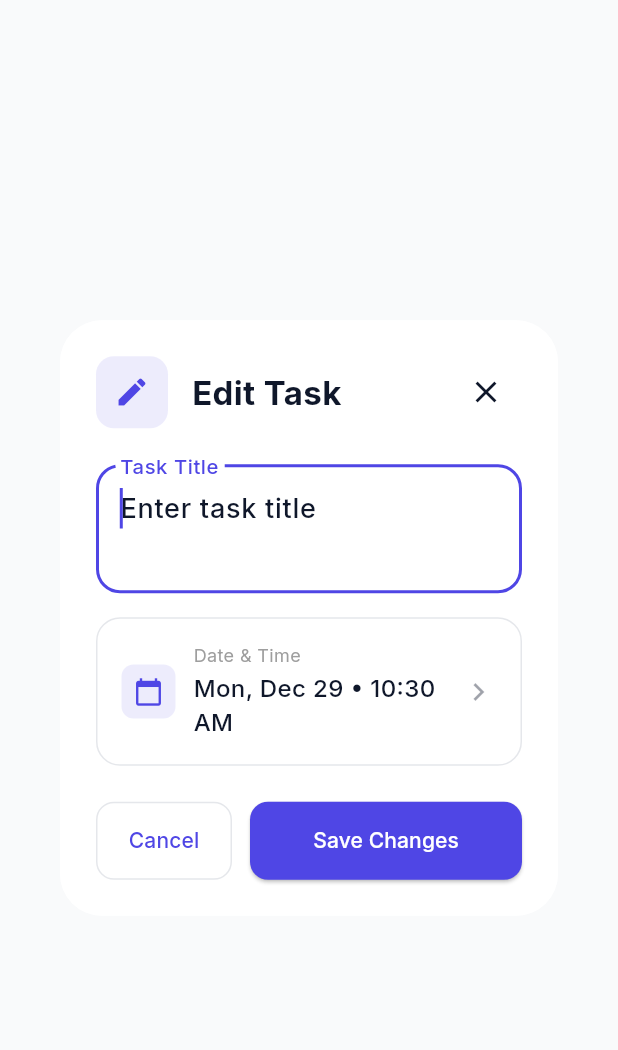
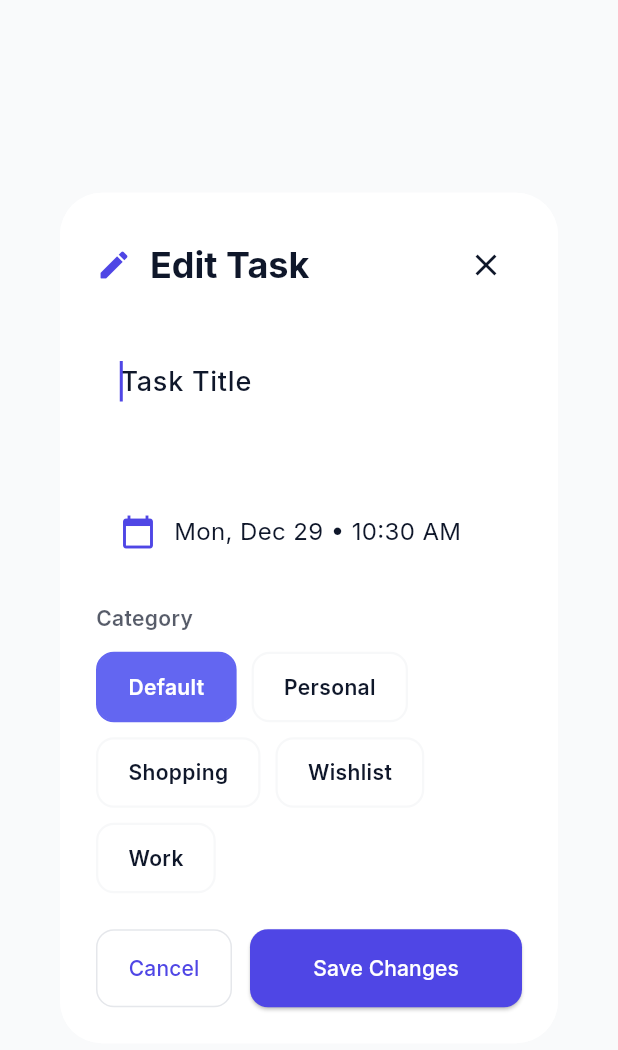
Before and after one commit to haddadiheb1/JustSayIt, a Flutter app: the TaskEditDialog widget shown alone on an empty page, opened directly with empty values, on a phone screen of 412 x 824 dp. Shown: the top 1050 px of the screen. Run offline on Flutter 3.47's test engine with Material 3 defaults, Android fonts, the light colour scheme and no system bars; our stand-ins replace flutter_animate, flutter_local_notifications, flutter_riverpod, freezed_annotation, gap, google_fonts and 7 more; accounts and stored records are empty; generated files the repository leaves out were written again.

Commit message:
feat: Implement task management with new repository, Riverpod providers, and associated UI widgets.

```diff
--- a/lib/data/repositories/task_repository_impl.dart
+++ b/lib/data/repositories/task_repository_impl.dart
@@ -1,6 +1,7 @@
 import 'package:just_say_it/data/datasources/local_task_datasource.dart';
 import 'package:just_say_it/data/models/task_model.dart';
 import 'package:just_say_it/domain/entities/task.dart';
+import 'package:just_say_it/domain/entities/task_category.dart';
 import 'package:just_say_it/domain/repositories/task_repository.dart';
 import 'package:just_say_it/core/utils/notification_service.dart';
 import 'package:flutter_riverpod/flutter_riverpod.dart';
@@ -35,8 +36,13 @@ class TaskRepositoryImpl implements TaskRepository {
   }
 
   @override
-  Future<void> addTask(String title, DateTime dateTime) async {
-    final model = TaskModel.create(title: title, scheduledDate: dateTime);
+  Future<void> addTask(String title, DateTime dateTime,
+      {TaskCategory? category}) async {
+    final model = TaskModel.create(
+      title: title,
+      scheduledDate: dateTime,
+      category: category ?? TaskCategory.defaultCategory,
+    );
     await _dataSource.addTask(model);
 
     // Schedule reminders (10 min before and 10 min after)
--- a/lib/domain/repositories/task_repository.dart
+++ b/lib/domain/repositories/task_repository.dart
@@ -1,10 +1,12 @@
 import 'package:just_say_it/domain/entities/task.dart';
+import 'package:just_say_it/domain/entities/task_category.dart';
 
 abstract class TaskRepository {
   Future<void> init();
   Future<List<Task>> getTasks();
   Stream<List<Task>> watchTasks();
-  Future<void> addTask(String title, DateTime dateTime);
+  Future<void> addTask(String title, DateTime dateTime,
+      {TaskCategory? category});
   Future<void> updateTask(Task task);
   Future<void> deleteTask(String id);
   Future<void> toggleTaskCompletion(Task task);
--- a/lib/presentation/providers/task_provider.dart
+++ b/lib/presentation/providers/task_provider.dart
@@ -1,6 +1,7 @@
 import 'package:riverpod_annotation/riverpod_annotation.dart';
 import 'package:flutter_riverpod/flutter_riverpod.dart';
 import 'package:just_say_it/domain/entities/task.dart';
+import 'package:just_say_it/domain/entities/task_category.dart';
 import 'package:just_say_it/data/repositories/task_repository_impl.dart';
 
 part 'task_provider.g.dart';
@@ -23,9 +24,10 @@ Future<void> addTask(
   Ref ref, {
   required String title,
   required DateTime date,
+  TaskCategory? category,
 }) async {
   final repository = ref.read(taskRepositoryProvider);
-  await repository.addTask(title, date);
+  await repository.addTask(title, date, category: category);
 }
 
 @riverpod
--- a/lib/presentation/widgets/task_edit_dialog.dart
+++ b/lib/presentation/widgets/task_edit_dialog.dart
@@ -2,6 +2,7 @@ import 'package:flutter/material.dart';
 import 'package:flutter_riverpod/flutter_riverpod.dart';
 import 'package:intl/intl.dart';
 import 'package:just_say_it/domain/entities/task.dart';
+import 'package:just_say_it/domain/entities/task_category.dart';
 import 'package:just_say_it/presentation/providers/task_provider.dart';
 
 class TaskEditDialog extends ConsumerStatefulWidget {
@@ -16,12 +17,14 @@ class TaskEditDialog extends ConsumerStatefulWidget {
 class _TaskEditDialogState extends ConsumerState<TaskEditDialog> {
   late TextEditingController _titleController;
   late DateTime _selectedDate;
+  late TaskCategory _selectedCategory;
 
   @override
   void initState() {
     super.initState();
     _titleController = TextEditingController(text: widget.task.title);
     _selectedDate = widget.task.scheduledDate;
+    _selectedCategory = widget.task.category;
   }
 
   @override
@@ -73,11 +76,15 @@ class _TaskEditDialogState extends ConsumerState<TaskEditDialog> {
             child: Opacity(
               opacity: value,
               child: Container(
-                padding: const EdgeInsets.all(24),
+                padding: EdgeInsets.only(
+                  bottom: MediaQuery.of(context).viewInsets.bottom,
+                ),
                 decoration: BoxDecoration(
                   color: Theme.of(context).colorScheme.surface,
                   borderRadius: BorderRadius.circular(28),
                 ),
+                child: SingleChildScrollView(
+                  padding: const EdgeInsets.all(24),
                   child: Column(
                     mainAxisSize: MainAxisSize.min,
                     crossAxisAlignment: CrossAxisAlignment.stretch,
@@ -85,35 +92,32 @@ class _TaskEditDialogState extends ConsumerState<TaskEditDialog> {
                       // Header
                       Row(
                         children: [
-                        Container(
-                          padding: const EdgeInsets.all(12),
-                          decoration: BoxDecoration(
-                            color: Theme.of(context)
-                                .colorScheme
-                                .primary
-                                .withValues(alpha: 0.1),
-                            borderRadius: BorderRadius.circular(12),
-                          ),
-                          child: Icon(
-                            Icons.edit,
+                          Icon(
+                            Icons.edit_rounded,
                             color: Theme.of(context).colorScheme.primary,
                             size: 24,
                           ),
-                        ),
-                        const SizedBox(width: 16),
+                          const SizedBox(width: 12),
                           Expanded(
                             child: Text(
                               'Edit Task',
-                            style: TextStyle(
-                              fontSize: 22,
+                              style: Theme.of(context)
+                                  .textTheme
+                                  .titleLarge
+                                  ?.copyWith(
                                     fontWeight: FontWeight.bold,
-                              color: Theme.of(context).colorScheme.onSurface,
                                   ),
                             ),
                           ),
                           IconButton(
                             onPressed: () => Navigator.pop(context),
                             icon: const Icon(Icons.close),
+                            style: IconButton.styleFrom(
+                              backgroundColor: Theme.of(context)
+                                  .colorScheme
+                                  .surface
+                                  .withValues(alpha: 0.5),
+                            ),
                           ),
                         ],
                       ),
@@ -123,10 +127,10 @@ class _TaskEditDialogState extends ConsumerState<TaskEditDialog> {
                       TextField(
                         controller: _titleController,
                         decoration: InputDecoration(
-                        labelText: 'Task Title',
-                        hintText: 'Enter task title',
+                          hintText: 'Task Title',
                           border: OutlineInputBorder(
-                          borderRadius: BorderRadius.circular(16),
+                            borderRadius: BorderRadius.circular(12),
+                            borderSide: BorderSide.none,
                           ),
                           filled: true,
                           fillColor: Theme.of(context)
@@ -142,7 +146,7 @@ class _TaskEditDialogState extends ConsumerState<TaskEditDialog> {
                       // Date & Time picker
                       InkWell(
                         onTap: _pickDate,
-                      borderRadius: BorderRadius.circular(16),
+                        borderRadius: BorderRadius.circular(12),
                         child: Container(
                           padding: const EdgeInsets.all(16),
                           decoration: BoxDecoration(
@@ -150,59 +154,85 @@ class _TaskEditDialogState extends ConsumerState<TaskEditDialog> {
                                 .colorScheme
                                 .surface
                                 .withValues(alpha: 0.5),
-                          borderRadius: BorderRadius.circular(16),
-                          border:
-                              Border.all(color: Theme.of(context).dividerColor),
+                            borderRadius: BorderRadius.circular(12),
                           ),
                           child: Row(
                             children: [
-                            Container(
-                              padding: const EdgeInsets.all(8),
-                              decoration: BoxDecoration(
-                                color: Theme.of(context)
-                                    .colorScheme
-                                    .primary
-                                    .withValues(alpha: 0.1),
-                                borderRadius: BorderRadius.circular(8),
-                              ),
-                              child: Icon(
+                              Icon(
                                 Icons.calendar_today,
                                 color: Theme.of(context).colorScheme.primary,
-                                size: 20,
-                              ),
                               ),
                               const SizedBox(width: 12),
-                            Expanded(
-                              child: Column(
-                                crossAxisAlignment: CrossAxisAlignment.start,
-                                children: [
-                                  const Text(
-                                    'Date & Time',
-                                    style: TextStyle(
-                                      fontSize: 12,
-                                      color: Colors.grey,
-                                    ),
-                                  ),
-                                  const SizedBox(height: 2),
                               Text(
                                 DateFormat('EEE, MMM d • h:mm a')
                                     .format(_selectedDate),
-                                    style: const TextStyle(
-                                      fontSize: 16,
-                                      fontWeight: FontWeight.w500,
-                                    ),
+                                style: const TextStyle(fontSize: 16),
                               ),
                             ],
                           ),
                         ),
-                            Icon(Icons.chevron_right,
+                      ),
+                      const SizedBox(height: 20),
+
+                      // Category Selector
+                      Text(
+                        'Category',
+                        style: TextStyle(
+                          fontSize: 14,
+                          fontWeight: FontWeight.w600,
                           color: Theme.of(context)
                               .colorScheme
                               .onSurface
-                                    .withValues(alpha: 0.4)),
-                          ],
+                              .withValues(alpha: 0.7),
                         ),
                       ),
+                      const SizedBox(height: 12),
+                      Wrap(
+                        spacing: 10,
+                        runSpacing: 10,
+                        children: TaskCategory.values.map((category) {
+                          final isSelected = _selectedCategory == category;
+                          return InkWell(
+                            onTap: () {
+                              setState(() {
+                                _selectedCategory = category;
+                              });
+                            },
+                            borderRadius: BorderRadius.circular(12),
+                            child: AnimatedContainer(
+                              duration: const Duration(milliseconds: 200),
+                              padding: const EdgeInsets.symmetric(
+                                  horizontal: 20, vertical: 12),
+                              decoration: BoxDecoration(
+                                color: isSelected
+                                    ? Color(category.colorValue)
+                                    : Theme.of(context)
+                                        .colorScheme
+                                        .surface
+                                        .withValues(alpha: 0.5),
+                                borderRadius: BorderRadius.circular(12),
+                                border: Border.all(
+                                  color: isSelected
+                                      ? Color(category.colorValue)
+                                      : Theme.of(context)
+                                          .dividerColor
+                                          .withValues(alpha: 0.3),
+                                  width: 1.5,
+                                ),
+                              ),
+                              child: Text(
+                                category.displayName,
+                                style: TextStyle(
+                                  fontSize: 14,
+                                  fontWeight: FontWeight.w600,
+                                  color: isSelected
+                                      ? Colors.white
+                                      : Theme.of(context).colorScheme.onSurface,
+                                ),
+                              ),
+                            ),
+                          );
+                        }).toList(),
                       ),
                       const SizedBox(height: 24),
 
@@ -213,7 +243,8 @@ class _TaskEditDialogState extends ConsumerState<TaskEditDialog> {
                             child: OutlinedButton(
                               onPressed: () => Navigator.pop(context),
                               style: OutlinedButton.styleFrom(
-                              padding: const EdgeInsets.symmetric(vertical: 16),
+                                padding:
+                                    const EdgeInsets.symmetric(vertical: 16),
                                 shape: RoundedRectangleBorder(
                                   borderRadius: BorderRadius.circular(12),
                                 ),
@@ -230,7 +261,8 @@ class _TaskEditDialogState extends ConsumerState<TaskEditDialog> {
                                 backgroundColor:
                                     Theme.of(context).colorScheme.primary,
                                 foregroundColor: Colors.white,
-                              padding: const EdgeInsets.symmetric(vertical: 16),
+                                padding:
+                                    const EdgeInsets.symmetric(vertical: 16),
                                 shape: RoundedRectangleBorder(
                                   borderRadius: BorderRadius.circular(12),
                                 ),
@@ -241,6 +273,7 @@ class _TaskEditDialogState extends ConsumerState<TaskEditDialog> {
                         ],
                       ),
                     ],
+                  ),
                 ),
               ),
             ),
@@ -261,6 +294,7 @@ class _TaskEditDialogState extends ConsumerState<TaskEditDialog> {
     final updatedTask = widget.task.copyWith(
       title: _titleController.text.trim(),
       scheduledDate: _selectedDate,
+      category: _selectedCategory,
     );
 
     await ref.read(updateTaskProvider(updatedTask).future);
```
Also changed, not shown: lib/presentation/widgets/task_confirm_sheet.dart (+64 -0 lines), lib/presentation/providers/task_provider.g.dart. Lines whose indentation alone changed are shown as unchanged.
